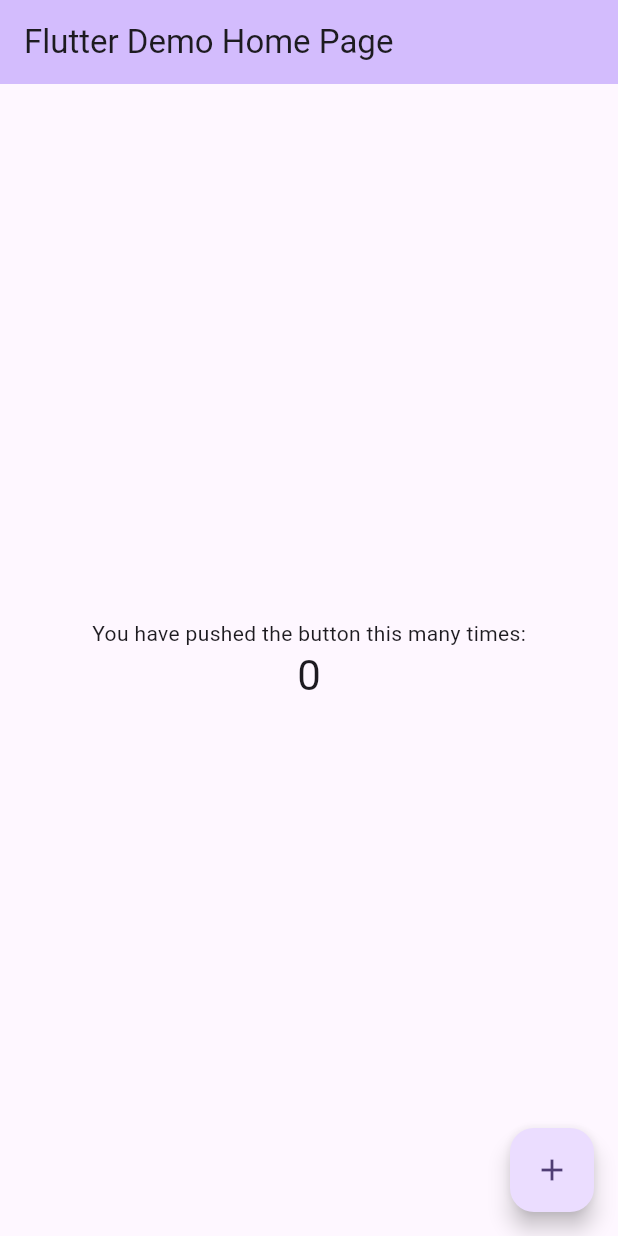
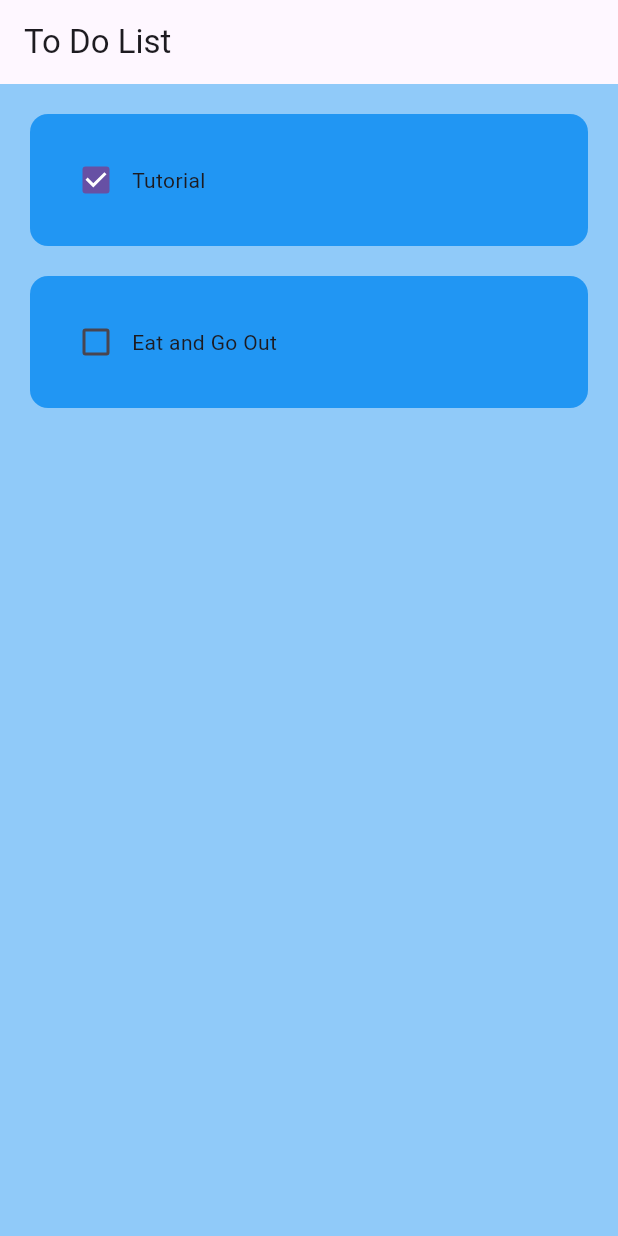
Before and after one commit to KayMohh/flutter, a Flutter app: the screen it shows after launch, on a phone screen of 412 x 824 dp. Run offline on Flutter 3.47's test engine with Material 3 defaults, Android fonts, the phone set to English and light mode, and no system bars.

Commit message:
adding funcs

```diff
--- a/todo_app/lib/main.dart
+++ b/todo_app/lib/main.dart
@@ -1,4 +1,5 @@
 import 'package:flutter/material.dart';
+import 'package:todo_app/pages/home_page.dart';
 
 void main() {
   runApp(const MyApp());
@@ -11,115 +12,9 @@ class MyApp extends StatelessWidget {
   @override
   Widget build(BuildContext context) {
     return MaterialApp(
-      title: 'Flutter Demo',
-      theme: ThemeData(
-        // This is the theme of your application.
-        //
-        // TRY THIS: Try running your application with "flutter run". You'll see
-        // the application has a purple toolbar. Then, without quitting the app,
-        // try changing the seedColor in the colorScheme below to Colors.green
-        // and then invoke "hot reload" (save your changes or press the "hot
-        // reload" button in a Flutter-supported IDE, or press "r" if you used
-        // the command line to start the app).
-        //
-        // Notice that the counter didn't reset back to zero; the application
-        // state is not lost during the reload. To reset the state, use hot
-        // restart instead.
-        //
-        // This works for code too, not just values: Most code changes can be
-        // tested with just a hot reload.
-        colorScheme: ColorScheme.fromSeed(seedColor: Colors.deepPurple),
-        useMaterial3: true,
-      ),
-      home: const MyHomePage(title: 'Flutter Demo Home Page'),
+      debugShowCheckedModeBanner: false,
+      home: HomePage(),
+      theme: ThemeData(primarySwatch: Colors.blue),
     );
   }
 }
-
-class MyHomePage extends StatefulWidget {
-  const MyHomePage({super.key, required this.title});
-
-  // This widget is the home page of your application. It is stateful, meaning
-  // that it has a State object (defined below) that contains fields that affect
-  // how it looks.
-
-  // This class is the configuration for the state. It holds the values (in this
-  // case the title) provided by the parent (in this case the App widget) and
-  // used by the build method of the State. Fields in a Widget subclass are
-  // always marked "final".
-
-  final String title;
-
-  @override
-  State<MyHomePage> createState() => _MyHomePageState();
-}
-
-class _MyHomePageState extends State<MyHomePage> {
-  int _counter = 0;
-
-  void _incrementCounter() {
-    setState(() {
-      // This call to setState tells the Flutter framework that something has
-      // changed in this State, which causes it to rerun the build method below
-      // so that the display can reflect the updated values. If we changed
-      // _counter without calling setState(), then the build method would not be
-      // called again, and so nothing would appear to happen.
-      _counter++;
-    });
-  }
-
-  @override
-  Widget build(BuildContext context) {
-    // This method is rerun every time setState is called, for instance as done
-    // by the _incrementCounter method above.
-    //
-    // The Flutter framework has been optimized to make rerunning build methods
-    // fast, so that you can just rebuild anything that needs updating rather
-    // than having to individually change instances of widgets.
-    return Scaffold(
-      appBar: AppBar(
-        // TRY THIS: Try changing the color here to a specific color (to
-        // Colors.amber, perhaps?) and trigger a hot reload to see the AppBar
-        // change color while the other colors stay the same.
-        backgroundColor: Theme.of(context).colorScheme.inversePrimary,
-        // Here we take the value from the MyHomePage object that was created by
-        // the App.build method, and use it to set our appbar title.
-        title: Text(widget.title),
-      ),
-      body: Center(
-        // Center is a layout widget. It takes a single child and positions it
-        // in the middle of the parent.
-        child: Column(
-          // Column is also a layout widget. It takes a list of children and
-          // arranges them vertically. By default, it sizes itself to fit its
-          // children horizontally, and tries to be as tall as its parent.
-          //
-          // Column has various properties to control how it sizes itself and
-          // how it positions its children. Here we use mainAxisAlignment to
-          // center the children vertically; the main axis here is the vertical
-          // axis because Columns are vertical (the cross axis would be
-          // horizontal).
-          //
-          // TRY THIS: Invoke "debug painting" (choose the "Toggle Debug Paint"
-          // action in the IDE, or press "p" in the console), to see the
-          // wireframe for each widget.
-          mainAxisAlignment: MainAxisAlignment.center,
-          children: <Widget>[
-            const Text(
-              'You have pushed the button this many times:',
-            ),
-            Text(
-              '$_counter',
-              style: Theme.of(context).textTheme.headlineMedium,
-            ),
-          ],
-        ),
-      ),
-      floatingActionButton: FloatingActionButton(
-        onPressed: _incrementCounter,
-        tooltip: 'Increment',
-        child: const Icon(Icons.add),
-      ), // This trailing comma makes auto-formatting nicer for build methods.
-    );
-  }
-}
--- /dev/null
+++ b/todo_app/lib/pages/home_page.dart
@@ -0,0 +1,40 @@
+import 'package:flutter/material.dart';
+import 'package:todo_app/util/todo_tile.dart';
+
+class HomePage extends StatefulWidget {
+  const HomePage({super.key});
+
+  @override
+  State<HomePage> createState() => _HomePageState();
+}
+
+class _HomePageState extends State<HomePage> {
+  @override
+  Widget build(BuildContext context) {
+    return Scaffold(
+      backgroundColor: Colors.blue[200],
+      appBar: AppBar(
+        title: Text("To Do List"),
+        elevation: 0,
+      ),
+      body: ListView(
+        children: [
+          ToDoTile(
+            taskName: "Tutorial",
+            taskComplete: true,
+            onChanged: (p0) {
+              //do nothing
+            },
+          ),
+          ToDoTile(
+            taskName: "Eat and Go Out",
+            taskComplete: false,
+            onChanged: (p0) {
+              //do nothing
+            },
+          ),
+        ],
+      ),
+    );
+  }
+}
--- /dev/null
+++ b/todo_app/lib/util/todo_tile.dart
@@ -0,0 +1,34 @@
+import 'package:flutter/material.dart';
+
+class ToDoTile extends StatelessWidget {
+  final String taskName;
+  final bool taskComplete;
+  Function(bool?)? onChanged;
+
+  ToDoTile(
+      {super.key,
+      required this.taskName,
+      required this.taskComplete,
+      required this.onChanged});
+
+  @override
+  Widget build(BuildContext context) {
+    return Padding(
+        padding: const EdgeInsets.only(left: 20.0, right: 20, top: 20),
+        child: Container(
+          padding: EdgeInsets.all(20),
+          child: Row(
+            children: [
+              //checkbox
+              Checkbox(value: taskComplete, onChanged: onChanged),
+
+              Text(taskName),
+            ],
+          ),
+          decoration: BoxDecoration(
+            color: Colors.blue,
+            borderRadius: BorderRadius.circular(12),
+          ),
+        ));
+  }
+}
```
